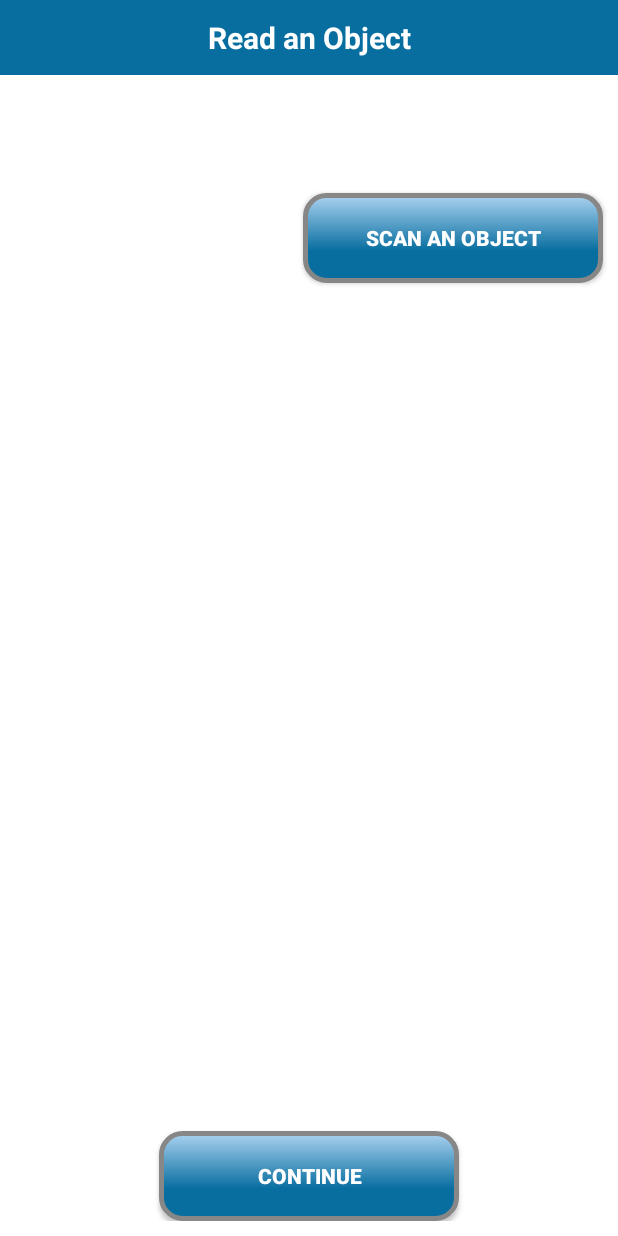
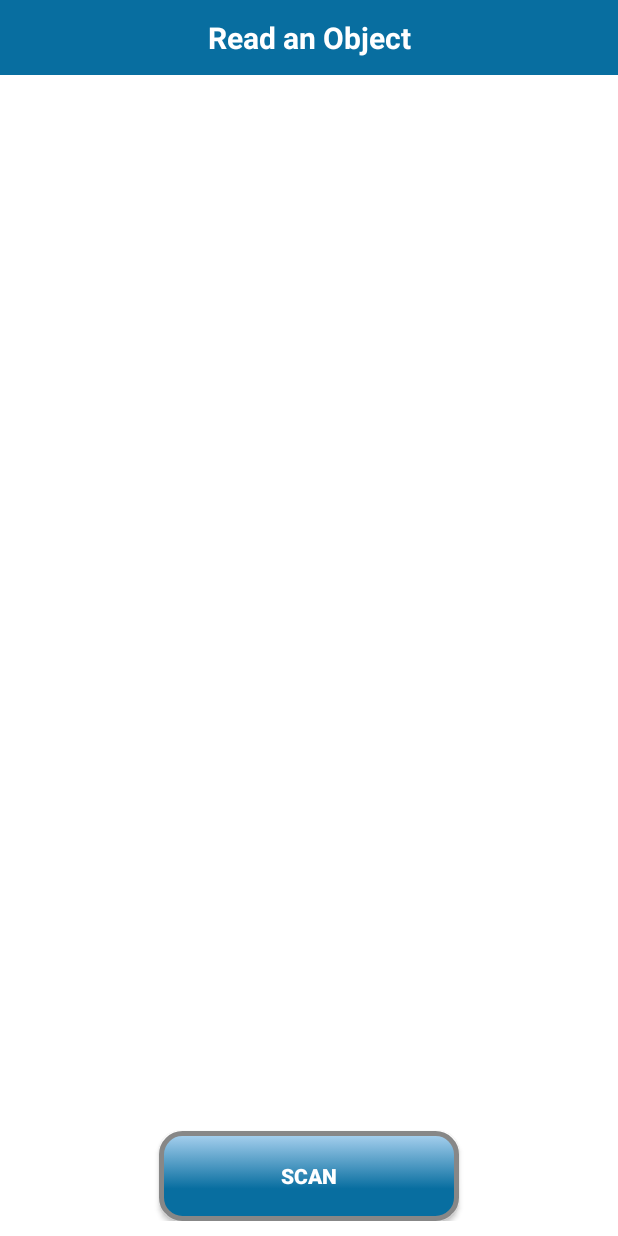
Before and after one commit to amjadKhalifah/ToolCloudApp, an Android app: the PreScanningActivity screen opened directly, with no data from a screen before it, on a phone screen of 412 x 824 dp. Run offline under Robolectric (Android 15) with nearby library versions, the light colour scheme and no system bars.

Commit message:
Changes based on feedback session

```diff
--- a/app/src/main/java/toolcloud/tum/toolcloudapp/DashboardActivity.java
+++ b/app/src/main/java/toolcloud/tum/toolcloudapp/DashboardActivity.java
@@ -7,7 +7,6 @@ import android.view.View;
 import android.view.Window;
 import android.widget.Button;
 
-import toolcloud.tum.toolcloudapp.component.AccordionWidgetDemoActivity;
 
 
 public class DashboardActivity extends Activity {
--- a/app/src/main/java/toolcloud/tum/toolcloudapp/PreScanningActivity.java
+++ b/app/src/main/java/toolcloud/tum/toolcloudapp/PreScanningActivity.java
@@ -161,7 +161,6 @@ public class PreScanningActivity extends Activity {
             // HTTP Get
             HttpURLConnection urlConnection = null;
             try {
-//                Log.d("ddd",getURL() + QUERY_PATH+ scannedObject);
                 URL url = new URL(getURL() + QUERY_PATH+ scannedObject);
                 urlConnection = (HttpURLConnection) url.openConnection();
                 in = new BufferedInputStream(urlConnection.getInputStream());
@@ -169,7 +168,6 @@ public class PreScanningActivity extends Activity {
                 return parseXML(response);
             } catch (Exception e) {
                 Log.d("ToolCloud", e.getMessage());
-//                Toast.makeText(getApplicationContext(), "Error communicating with server " + e.getMessage(), Toast.LENGTH_LONG);
                 return new ToolCloudObject("Error connecting to server", "Error connecting to server", "undefined");
             } finally {
                 urlConnection.disconnect();
@@ -190,7 +188,7 @@ public class PreScanningActivity extends Activity {
 //                objectId.setText(getResources().getString(R.string.object_id) + " " + result.getId());
                 objectType.setText(getResources().getString(R.string.object_type) + " " + result.getType());
                 objectName.setText(getResources().getString(R.string.object_name) + " " + result.getName());
-                continueBtn.setClickable(true);
+                continueBtn.setVisibility(View.VISIBLE);
             }
         }
 
--- a/app/src/main/res/layout/activity_pre_scanning.xml
+++ b/app/src/main/res/layout/activity_pre_scanning.xml
@@ -28,11 +28,13 @@
 
 
     <Button
-        android:id="@+id/scanObjectBtn"
-        android:text="Scan An Object"
+        android:id="@+id/continueBtn"
+        android:text="@string/continue_btn"
         style="@style/prescanning_button"
         android:layout_gravity="right"
-        android:layout_marginRight="10dp" />
+        android:layout_marginRight="10dp"
+        android:visibility="gone"
+        />
 
     <RelativeLayout
         android:id="@+id/InnerRelativeLayout"
@@ -41,8 +43,8 @@
         android:layout_margin="10dp">
 
         <Button
-            android:id="@+id/continueBtn"
-            android:text="@string/continue_btn"
+            android:id="@+id/scanObjectBtn"
+            android:text="@string/title_activity_scan_machine"
             android:clickable="false"
             style="@style/prescanning_button"
             android:layout_alignParentBottom="true"
--- a/app/src/main/res/values/strings.xml
+++ b/app/src/main/res/values/strings.xml
@@ -2,7 +2,7 @@
 <resources>
 
     <string name="app_name">ToolCloud</string>
-    <string name="hello_world">Hello world!</string>
+    <!--<string name="hello_world">Hello world!</string>-->
     <string name="action_settings">Settings</string>
     <string name="menu_scan">Scan a machine</string>
     <string name="scan_button">Scan Location!</string>
@@ -11,7 +11,7 @@
     <string name="button_fetch_service_text">Fetch Service!</string>
     <string name="reset">Reset Scans!</string>
     <string name="capture_event"> Aggregate</string>
-    <string name="title_activity_scan_machine">Scan An Object</string>
+    <string name="title_activity_scan_machine">Scan</string>
     <string name="title_activity_dashboard">DashboardActivity</string>
     <string name="dashboard_title">Main Menu</string>
     <string name="dashboard_scan">Read an Object</string>
@@ -135,7 +135,7 @@
     <string name="wifi_ssid_label">Network Name</string>
     <string name="wifi_type_label">Type</string>
     <string name="title_activity_pre_scanning">PreScanningActivity</string>
-    <string name="continue_btn">Continue</string>
+    <string name="continue_btn">Show Details</string>
     <string name="object_name">Name:</string>
     <string name="object_type">Type :</string>
     <string name="object_id">ID :</string>
```
